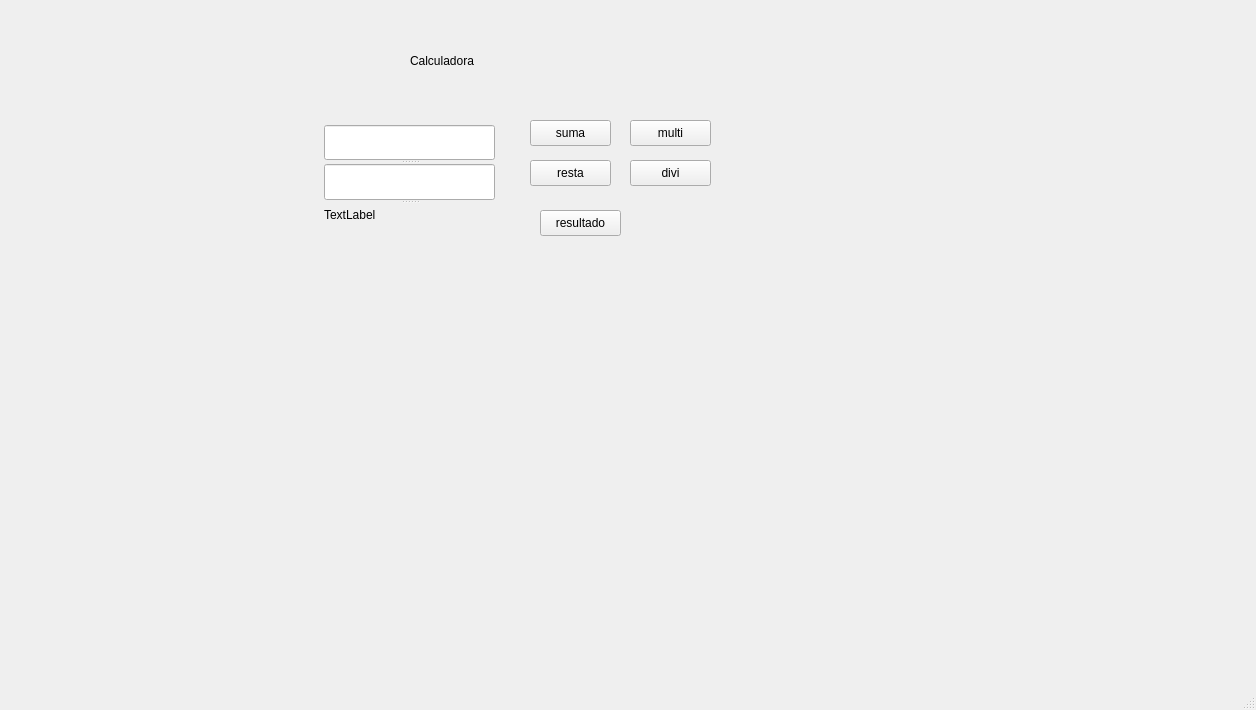
First picture: the form in pantalla.ui, repository black1599/CALCULADORA, before the edit.
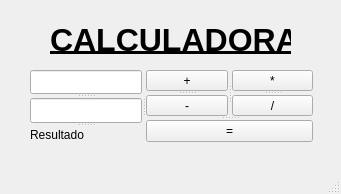
Second picture: the form after the edit.

Commit message: Pantalla de calculador terminada

Diff of the .ui file:
```diff
--- a/pantalla.ui
+++ b/pantalla.ui
@@ -6,8 +6,8 @@
    <rect>
     <x>0</x>
     <y>0</y>
-    <width>1256</width>
-    <height>710</height>
+    <width>341</width>
+    <height>194</height>
    </rect>
   </property>
   <property name="windowTitle">
@@ -17,99 +17,84 @@
    <widget class="QLabel" name="label_2">
     <property name="geometry">
      <rect>
-      <x>410</x>
-      <y>30</y>
-      <width>431</width>
+      <x>50</x>
+      <y>10</y>
+      <width>241</width>
       <height>61</height>
      </rect>
     </property>
     <property name="text">
-     <string>Calculadora</string>
+     <string>&lt;html&gt;&lt;head/&gt;&lt;body&gt;&lt;p align=&quot;center&quot;&gt;&lt;span style=&quot; font-size:24pt; font-weight:700; text-decoration: underline;&quot;&gt;CALCULADORA&lt;/span&gt;&lt;/p&gt;&lt;/body&gt;&lt;/html&gt;</string>
     </property>
    </widget>
-   <widget class="QPushButton" name="btsalida">
+   <widget class="QSplitter" name="splitter_6">
     <property name="geometry">
      <rect>
-      <x>540</x>
-      <y>210</y>
-      <width>81</width>
-      <height>26</height>
-     </rect>
-    </property>
-    <property name="text">
-     <string>resultado</string>
-    </property>
-   </widget>
-   <widget class="QPushButton" name="btresta">
-    <property name="geometry">
-     <rect>
-      <x>530</x>
-      <y>160</y>
-      <width>81</width>
-      <height>26</height>
-     </rect>
-    </property>
-    <property name="text">
-     <string>resta</string>
-    </property>
-   </widget>
-   <widget class="QPushButton" name="btsuma">
-    <property name="geometry">
-     <rect>
-      <x>530</x>
-      <y>120</y>
-      <width>81</width>
-      <height>26</height>
-     </rect>
-    </property>
-    <property name="text">
-     <string>suma</string>
-    </property>
-   </widget>
-   <widget class="QPushButton" name="btmulti">
-    <property name="geometry">
-     <rect>
-      <x>630</x>
-      <y>120</y>
-      <width>81</width>
-      <height>26</height>
-     </rect>
-    </property>
-    <property name="text">
-     <string>multi</string>
-    </property>
-   </widget>
-   <widget class="QPushButton" name="btdivi">
-    <property name="geometry">
-     <rect>
-      <x>630</x>
-      <y>160</y>
-      <width>81</width>
-      <height>26</height>
-     </rect>
-    </property>
-    <property name="text">
-     <string>divi</string>
-    </property>
-   </widget>
-   <widget class="QSplitter" name="splitter">
-    <property name="geometry">
-     <rect>
-      <x>324</x>
-      <y>125</y>
-      <width>171</width>
-      <height>101</height>
+      <x>30</x>
+      <y>70</y>
+      <width>283</width>
+      <height>72</height>
      </rect>
     </property>
     <property name="orientation">
-     <enum>Qt::Orientation::Vertical</enum>
+     <enum>Qt::Orientation::Horizontal</enum>
     </property>
-    <widget class="QLineEdit" name="entrada1"/>
-    <widget class="QLineEdit" name="entrada2"/>
-    <widget class="QLabel" name="resultado">
-     <property name="text">
-      <string>TextLabel</string>
+    <widget class="QSplitter" name="splitter_5">
+     <property name="orientation">
+      <enum>Qt::Orientation::Vertical</enum>
      </property>
+     <widget class="QLineEdit" name="entrada1"/>
+     <widget class="QLineEdit" name="entrada2"/>
+     <widget class="QLabel" name="resultado">
+      <property name="text">
+       <string>Resultado</string>
+      </property>
+     </widget>
+    </widget>
+    <widget class="QSplitter" name="splitter_4">
+     <property name="orientation">
+      <enum>Qt::Orientation::Vertical</enum>
+     </property>
+     <widget class="QSplitter" name="splitter_3">
+      <property name="orientation">
+       <enum>Qt::Orientation::Horizontal</enum>
+      </property>
+      <widget class="QSplitter" name="splitter_2">
+       <property name="orientation">
+        <enum>Qt::Orientation::Vertical</enum>
+       </property>
+       <widget class="QPushButton" name="btsuma">
+        <property name="text">
+         <string>+</string>
+        </property>
+       </widget>
+       <widget class="QPushButton" name="btresta">
+        <property name="text">
+         <string>-</string>
+        </property>
+       </widget>
+      </widget>
+      <widget class="QSplitter" name="splitter">
+       <property name="orientation">
+        <enum>Qt::Orientation::Vertical</enum>
+       </property>
+       <widget class="QPushButton" name="btmulti">
+        <property name="text">
+         <string>*</string>
+        </property>
+       </widget>
+       <widget class="QPushButton" name="btdivi">
+        <property name="text">
+         <string>/</string>
+        </property>
+       </widget>
+      </widget>
+     </widget>
+     <widget class="QPushButton" name="btsalida">
+      <property name="text">
+       <string>=</string>
+      </property>
+     </widget>
     </widget>
    </widget>
   </widget>
```
Left out of the diff: 12 changed lines with no effect on the pictures.
